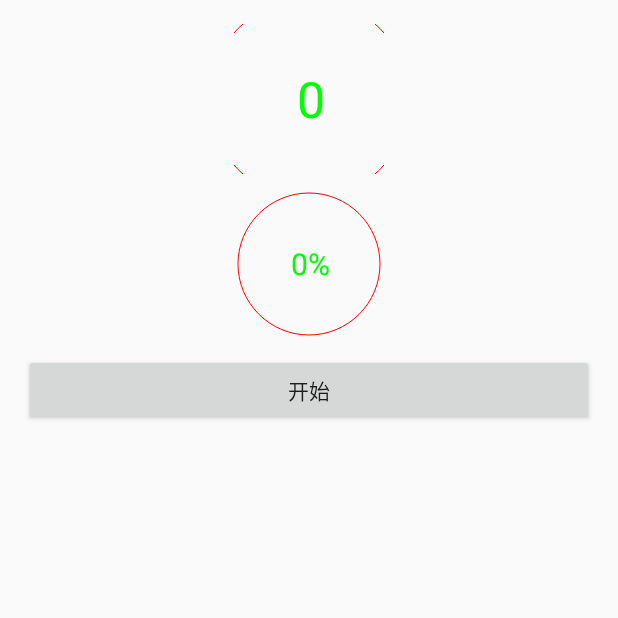
After one commit to ye361571404/AndroidDemo, an Android app: the CustomViewActivity screen opened directly, with no data from a screen before it, on a phone screen of 412 x 824 dp, the top half of it. The commit adds this screen. Run offline under Robolectric (Android 15) with nearby library versions, the phone set to English and light mode, and no system bars.

Commit message:
1.添加自定义viewDemo     * 自定义圆     * 自定义圆形进度条

```diff
--- a/app/src/main/AndroidManifest.xml
+++ b/app/src/main/AndroidManifest.xml
@@ -27,6 +27,11 @@
             android:name=".feature.imageview.activity.ImageViewActivity"
             android:theme="@style/NoActionBar"/>
 
+        <!-- 3.自定义view -->
+        <activity
+            android:name=".feature.customview.activity.CustomViewActivity"
+            android:theme="@style/NoActionBar" />
+
     </application>
 
 </manifest>
--- /dev/null
+++ b/app/src/main/java/hua/demo/feature/customview/activity/CustomViewActivity.java
@@ -0,0 +1,76 @@
+package hua.demo.feature.customview.activity;
+
+import android.view.View;
+import android.widget.Button;
+
+import hua.demo.R;
+import hua.demo.feature.customview.view.CustomProgress;
+import hua.demo.main.activity.BaseActivity;
+
+/**
+ * Created by Administrator on 2017/3/4.
+ */
+
+public class CustomViewActivity extends BaseActivity implements View.OnClickListener {
+
+
+    private CustomProgress mCustomProgress;
+
+    private int max = 100;
+    private int progress;
+    private Button mBtnStart;
+
+    @Override
+    protected int getLayoutRes() {
+        return R.layout.custom_view_activity;
+    }
+
+    @Override
+    protected void assignViews() {
+        mCustomProgress = (CustomProgress) findViewById(R.id.cp_progress);
+        mBtnStart = (Button) findViewById(R.id.btn_start);
+    }
+
+    @Override
+    protected void setListener() {
+        mBtnStart.setOnClickListener(this);
+    }
+
+    @Override
+    protected void initData() {
+        mCustomProgress.setMax(max);
+        mCustomProgress.setProgressAndText(0, progress + "%");
+
+    }
+
+
+    @Override
+    public void onClick(View v) {
+        switch(v.getId()){
+            case R.id.btn_start:
+                start();
+                break;
+        }
+    }
+
+    private void start() {
+        progress = 0;
+        new Thread(new Runnable() {
+            @Override
+            public void run() {
+                while(true){
+                    mCustomProgress.setProgressAndText(progress, progress + "%");
+                    progress++;
+                    try {
+                        Thread.sleep(100);
+                    } catch (InterruptedException e) {
+                        e.printStackTrace();
+                    }
+                    if(progress > 100){
+                        break;
+                    }
+                }
+            }
+        }).start();
+    }
+}
--- /dev/null
+++ b/app/src/main/java/hua/demo/feature/customview/view/CustomProgress.java
@@ -0,0 +1,90 @@
+package hua.demo.feature.customview.view;
+
+import android.content.Context;
+import android.graphics.Canvas;
+import android.graphics.Color;
+import android.graphics.Paint;
+import android.graphics.Rect;
+import android.graphics.RectF;
+import android.util.AttributeSet;
+import android.view.View;
+
+/**
+ * Created by Administrator on 2017/3/4.
+ */
+
+public class CustomProgress extends View {
+
+
+    private int progress;
+    private int max;
+    private String text;
+    private Paint mPaint;
+
+    public CustomProgress(Context context) {
+        super(context);
+        init();
+    }
+
+    public CustomProgress(Context context, AttributeSet attrs) {
+        super(context, attrs);
+        init();
+    }
+
+    public CustomProgress(Context context, AttributeSet attrs, int defStyleAttr) {
+        super(context, attrs, defStyleAttr);
+        init();
+    }
+
+    private void init() {
+        mPaint = new Paint();
+        mPaint.setAntiAlias(true);
+        mPaint.setTextSize(30);
+    }
+
+    @Override
+    public void draw(Canvas canvas) {
+        super.draw(canvas);
+
+        // 1.计算中心点
+        int centerx = getMeasuredWidth() / 2;
+        int centerY = getMeasuredHeight() / 2;
+
+
+        // 2.画圆
+        mPaint.setStrokeWidth(1);
+        mPaint.setColor(Color.RED);
+        mPaint.setStyle(Paint.Style.STROKE);
+        // 为了让圆形被弧形完整覆盖,半径减4
+        canvas.drawCircle(centerx, centerY, centerx - 4, mPaint);
+
+        // 3.画弧形
+        mPaint.setColor(Color.GREEN);
+        int strokeWidth = 5;
+        mPaint.setStrokeWidth(strokeWidth);
+        // 为了让弧形完整显示,left,top,right,bottom往里缩进 strokeWidth
+        RectF rectf = new RectF(0+strokeWidth,0+strokeWidth,getMeasuredWidth()-strokeWidth,getMeasuredHeight()-strokeWidth);
+        canvas.drawArc(rectf,0,360*progress/max,false, mPaint);
+
+        // 4.画文字
+        mPaint.setStyle(Paint.Style.FILL);
+        Rect bounds = new Rect();
+        mPaint.getTextBounds(text,0,text.length(),bounds);
+        // 计算文字显示起始位置
+        int textShowX = centerx - bounds.width() / 2;
+        int textShowY = centerY + bounds.height() / 2;
+        canvas.drawText(text, textShowX, textShowY, mPaint);
+    }
+
+
+    public void setMax(int max){
+        this.max = max;
+    }
+
+    public void setProgressAndText(int progress,String text){
+        this.progress = progress;
+        this.text = text;
+        postInvalidate();
+    }
+
+}
--- /dev/null
+++ b/app/src/main/java/hua/demo/feature/customview/view/CustomViewOne.java
@@ -0,0 +1,90 @@
+package hua.demo.feature.customview.view;
+
+import android.content.Context;
+import android.graphics.Canvas;
+import android.graphics.Color;
+import android.graphics.Paint;
+import android.graphics.Rect;
+import android.util.AttributeSet;
+import android.view.View;
+
+/**
+ * Created by Administrator on 2017/3/4.
+ */
+
+public class CustomViewOne extends View implements View.OnClickListener {
+
+    private int count;
+    private Paint paint;
+
+    public CustomViewOne(Context context) {
+        super(context);
+        init();
+    }
+
+    public CustomViewOne(Context context, AttributeSet attrs) {
+        super(context, attrs);
+        init();
+    }
+
+    public CustomViewOne(Context context, AttributeSet attrs, int defStyleAttr) {
+        super(context, attrs, defStyleAttr);
+        init();
+    }
+
+    private void init() {
+        setOnClickListener(this);
+        initPaint();
+    }
+
+    /**
+     * 初始化画笔
+     */
+    private void initPaint() {
+        paint = new Paint();
+        // 设置抗锯齿
+        paint.setAntiAlias(true);
+        paint.setTextSize(50);
+    }
+
+
+    @Override
+    protected void onDraw(Canvas canvas) {
+        super.onDraw(canvas);
+
+        // 1.计算view的中心点
+        int centerX = getMeasuredWidth() / 2;
+        int centerY = getMeasuredHeight() / 2;
+
+        // 2.画圆
+        paint.setColor(Color.RED);
+        // FILL填充效果,不包括描边   STROKE:只描边  FILL_AND_STROKE:填充并描边
+        paint.setStyle(Paint.Style.STROKE);
+        canvas.drawCircle(centerX, centerY,100,paint);
+
+        // 3.画文字
+        String text = count + "";
+        // 用于记录文字所需的宽高
+        Rect bounds = new Rect();
+        // 获取文字所需的宽高
+        paint.getTextBounds(text,0,text.length(),bounds);
+        paint.setStyle(Paint.Style.FILL);
+        paint.setColor(Color.GREEN);
+        // 计算文字的起始位置
+        int textShowX = centerX - bounds.width() / 2;
+        int textShowY = centerY + bounds.height() / 2;
+        canvas.drawText(text, textShowX, textShowY,paint);
+
+
+    }
+
+    @Override
+    public void onClick(View v) {
+        count++;
+        // 重新绘制
+        // 只能在主线程中使用
+        // invalidate();
+        // 能在子线程中使用
+        postInvalidate();
+    }
+}
--- /dev/null
+++ b/app/src/main/res/drawable/shape_spacer_medium.xml
@@ -0,0 +1,11 @@
+<?xml version= "1.0"  encoding= "utf-8" ?>
+<shape xmlns:android= "http://schemas.android.com/apk/res/android"
+    android:shape= "rectangle" >
+
+    <size
+        android:width= "@dimen/spacing_medium"
+        android:height= "@dimen/spacing_medium"  />
+
+    <solid android:color= "@android:color/transparent"  />
+
+</shape>
--- /dev/null
+++ b/app/src/main/res/layout/custom_view_activity.xml
@@ -0,0 +1,30 @@
+<?xml version="1.0" encoding="utf-8"?>
+<LinearLayout xmlns:android="http://schemas.android.com/apk/res/android"
+    android:layout_width="match_parent"
+    android:layout_height="match_parent"
+    android:divider="@drawable/shape_spacer_medium"
+    android:showDividers="middle"
+    android:paddingLeft="@dimen/activity_horizontal_margin"
+    android:paddingRight="@dimen/activity_horizontal_margin"
+    android:paddingTop="@dimen/activity_vertical_margin"
+    android:paddingBottom="@dimen/activity_vertical_margin"
+    android:orientation="vertical">
+
+    <hua.demo.feature.customview.view.CustomViewOne
+        android:layout_gravity="center_horizontal"
+        android:layout_width="100dp"
+        android:layout_height="100dp" />
+
+    <hua.demo.feature.customview.view.CustomProgress
+        android:id="@+id/cp_progress"
+        android:layout_gravity="center_horizontal"
+        android:layout_width="100dp"
+        android:layout_height="100dp" />
+
+    <Button
+        android:id="@+id/btn_start"
+        android:text="开始"
+        android:layout_width="match_parent"
+        android:layout_height="wrap_content" />
+
+</LinearLayout>
--- a/app/src/main/res/values/dimens.xml
+++ b/app/src/main/res/values/dimens.xml
@@ -2,4 +2,5 @@
     <!-- Default screen margins, per the Android Design guidelines. -->
     <dimen name="activity_horizontal_margin">16dp</dimen>
     <dimen name="activity_vertical_margin">16dp</dimen>
+    <dimen name="spacing_medium">10dp</dimen>
 </resources>
```
Also changed, not shown: app/src/main/java/hua/demo/common/ConstantItemEnum.java (+5 -4 lines), 1 other file.
